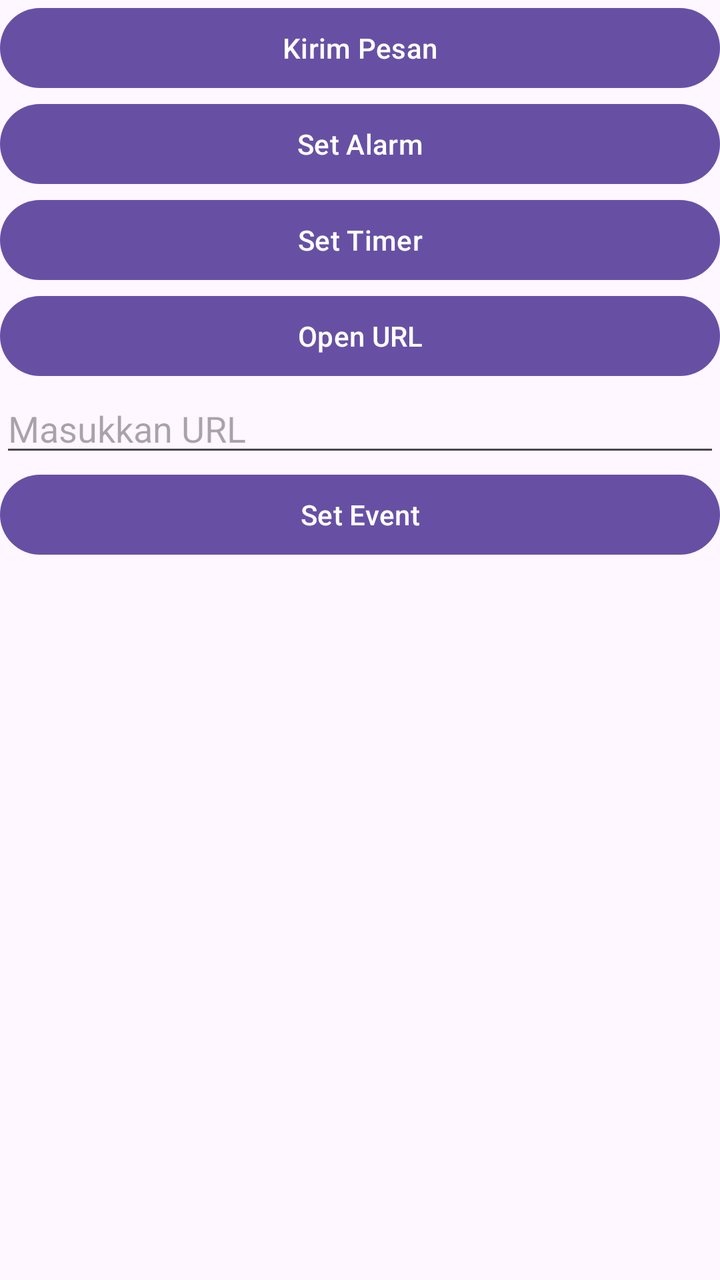
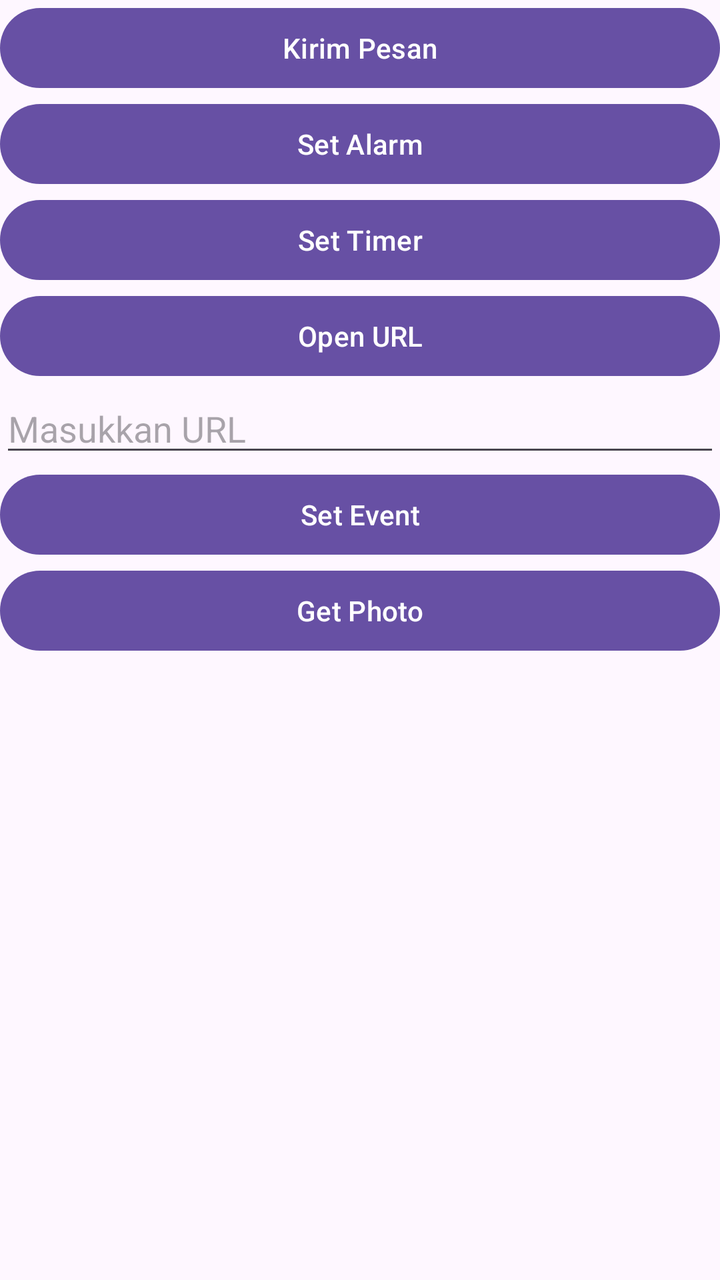

Screens rendered from an Android XML layout before and after an edit, with the pre-edit source and the edit as a unified diff.
<!-- AndroidManifest.xml: application theme Theme.Implisit_Intent -->
<!-- res/layout/activity_main.xml -->
<?xml version="1.0" encoding="utf-8"?>
<LinearLayout xmlns:android="http://schemas.android.com/apk/res/android"
    android:id="@+id/main"
    android:layout_width="match_parent"
    android:layout_height="match_parent"
    android:orientation="vertical">

    <Button
        android:layout_width="match_parent"
        android:layout_height="wrap_content"
        android:id="@+id/btnKirimPesan"
        android:text="Kirim Pesan"/>

    <Button
        android:layout_width="match_parent"
        android:layout_height="wrap_content"
        android:id="@+id/btnSetAlarm"
        android:text="Set Alarm"/>

    <Button
        android:layout_width="match_parent"
        android:layout_height="wrap_content"
        android:id="@+id/btnSetTimer"
        android:text="Set Timer"/>

    <Button
        android:layout_width="match_parent"
        android:layout_height="wrap_content"
        android:id="@+id/btnOpenURL"
        android:text="Open URL"/>

    <EditText
        android:id="@+id/etURL"
        android:layout_width="match_parent"
        android:layout_height="wrap_content"
        android:hint="Masukkan URL"/>

    <Button
        android:layout_width="match_parent"
        android:layout_height="wrap_content"
        android:id="@+id/btnSetEvent"
        android:text="Set Event"/>

</LinearLayout>
<!-- resources referenced by this layout -->
<resources>
  <style name="Theme.Implisit_Intent" parent="Base.Theme.Implisit_Intent" />
  <style name="Base.Theme.Implisit_Intent" parent="Theme.Material3.DayNight.NoActionBar">
          
          
      </style>
</resources>

<!-- the commit's change to res/layout/activity_main.xml (unified diff, before → after) -->
@@ -41,4 +41,15 @@
         android:id="@+id/btnSetEvent"
         android:text="Set Event"/>
 
+    <Button
+        android:layout_width="match_parent"
+        android:layout_height="wrap_content"
+        android:id="@+id/btnGetPhoto"
+        android:text="Get Photo"/>
+
+    <ImageView
+        android:layout_width="match_parent"
+        android:layout_height="wrap_content"
+        android:id="@+id/ivHasil"/>
+
 </LinearLayout>
